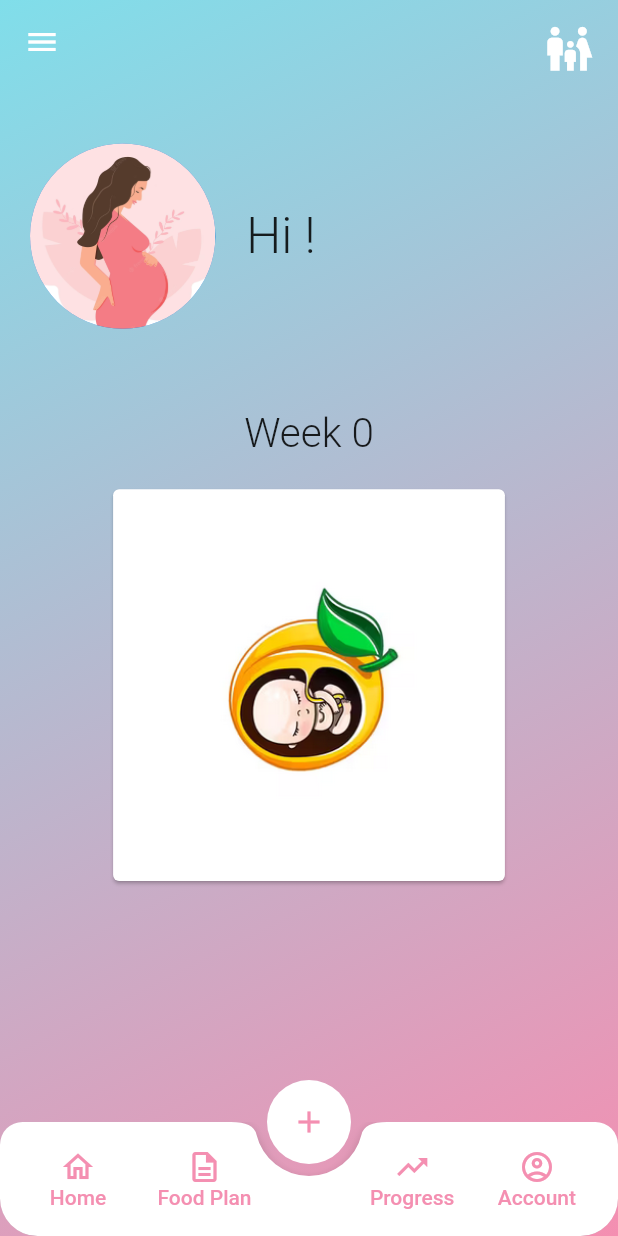
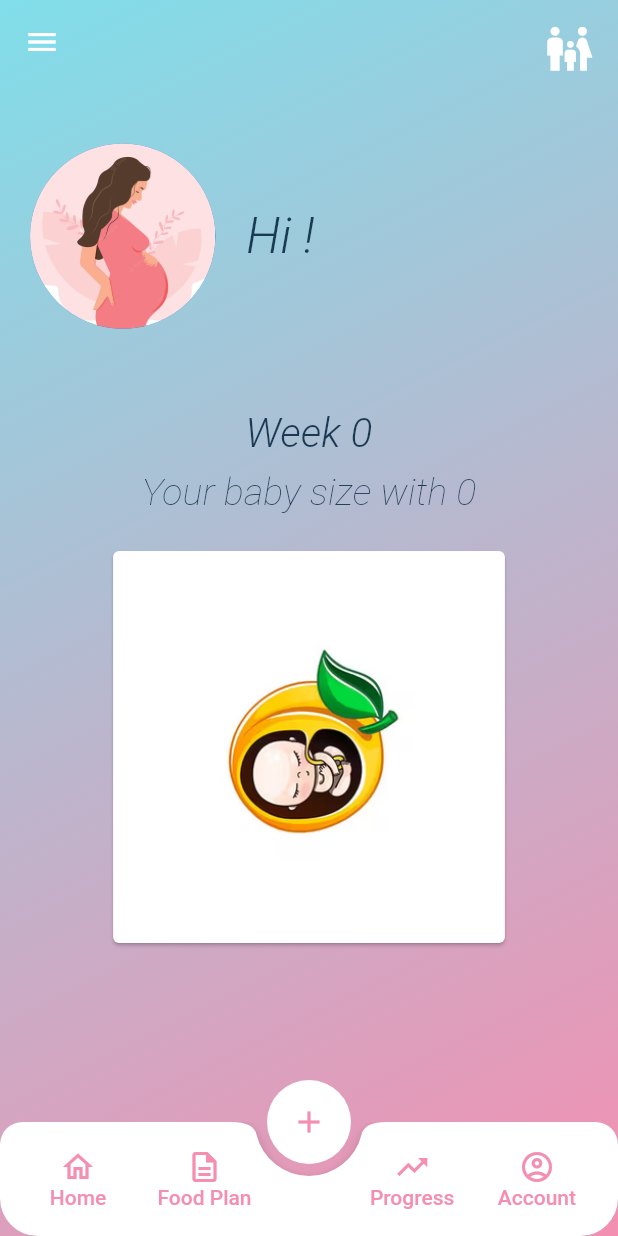
Before and after one commit to giutommasi/wearable-app, a Flutter app: the HomePage screen opened directly, on a phone screen of 412 x 824 dp. Run offline on Flutter 3.47's test engine with Material 2 defaults, Android fonts, the phone set to English and light mode, and no system bars; our stand-ins replace floor, flutter_dotenv, font_awesome_flutter, jwt_decoder, shared_preferences, sqflite; missing offline and left inert: crypt, window_size; accounts and stored records are empty; generated files the repository leaves out were written again.

Commit message:
Adjusted font home

```diff
--- a/lib/Pages/home_page.dart
+++ b/lib/Pages/home_page.dart
@@ -92,16 +92,31 @@ class _HomePageState extends State<HomePage> {
                                     'Hi ${userRepo.signedUser.firstName}!',
                                     style: const TextStyle(
                                         fontSize: 33,
-                                        fontWeight: FontWeight.w300));
+                                        fontWeight: FontWeight.w300,
+                                        fontStyle: FontStyle.italic,
+                                        color: Color.fromARGB(221, 5, 36, 62)));
                               },
                             ),
                           ]),
                       SizedBox(height: H.toDouble() * 0.04),
                       SizedBox(
-                        height: H.toDouble() * 0.06,
+                        height: H.toDouble() * 0.05,
                         child: Text('Week ${profile.pregnantWeek}',
                             style: const TextStyle(
-                                fontSize: 27, fontWeight: FontWeight.w300)),
+                                fontSize: 27,
+                                fontWeight: FontWeight.w300,
+                                fontStyle: FontStyle.italic,
+                                color: Color.fromARGB(221, 5, 36, 62))),
+                      ),
+                      SizedBox(
+                        height: H.toDouble() * 0.06,
+                        child: Text(
+                            'Your baby size with ${profile.pregnantWeek}',
+                            style: const TextStyle(
+                                fontSize: 25,
+                                fontWeight: FontWeight.w200,
+                                fontStyle: FontStyle.italic,
+                                color: Color.fromARGB(221, 5, 36, 62))),
                       ),
                       Card(
                           color: Colors.white,
--- a/lib/Pages/widgets/sign_up.dart
+++ b/lib/Pages/widgets/sign_up.dart
@@ -134,7 +134,8 @@ class _SignUpState extends State<SignUp> {
                   borderSide: BorderSide(
                       width: 1, color: Color.fromRGBO(244, 143, 177, 1))),
               hintText: 'Enter your First name',
-              hintStyle: TextStyle(color: Color(0xFFF48FB1), fontSize: 17.0),
+              hintStyle: TextStyle(
+                  color: Color.fromARGB(255, 244, 143, 177), fontSize: 17.0),
               icon: Icon(Icons.person_outlined,
                   color: Color(0xFFF48FB1), size: 22.0)),
           onFieldSubmitted: (_) {
```
